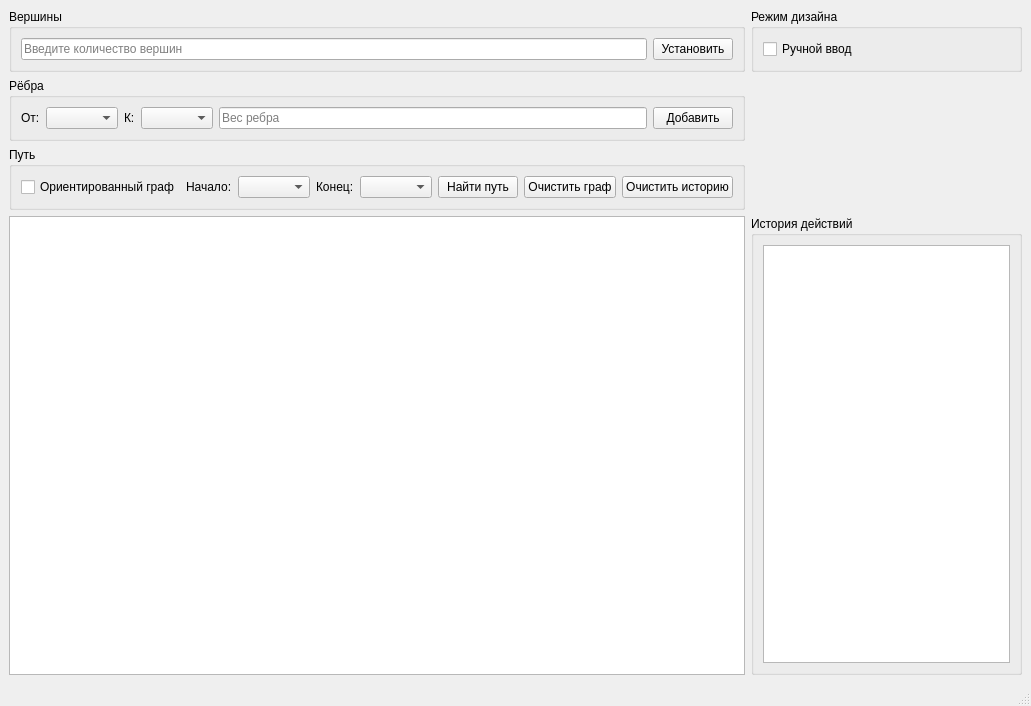
Before: the Qt Designer form mainwindow.ui in NotFuzy/qt-shortest-path, drawn with Qt 5.
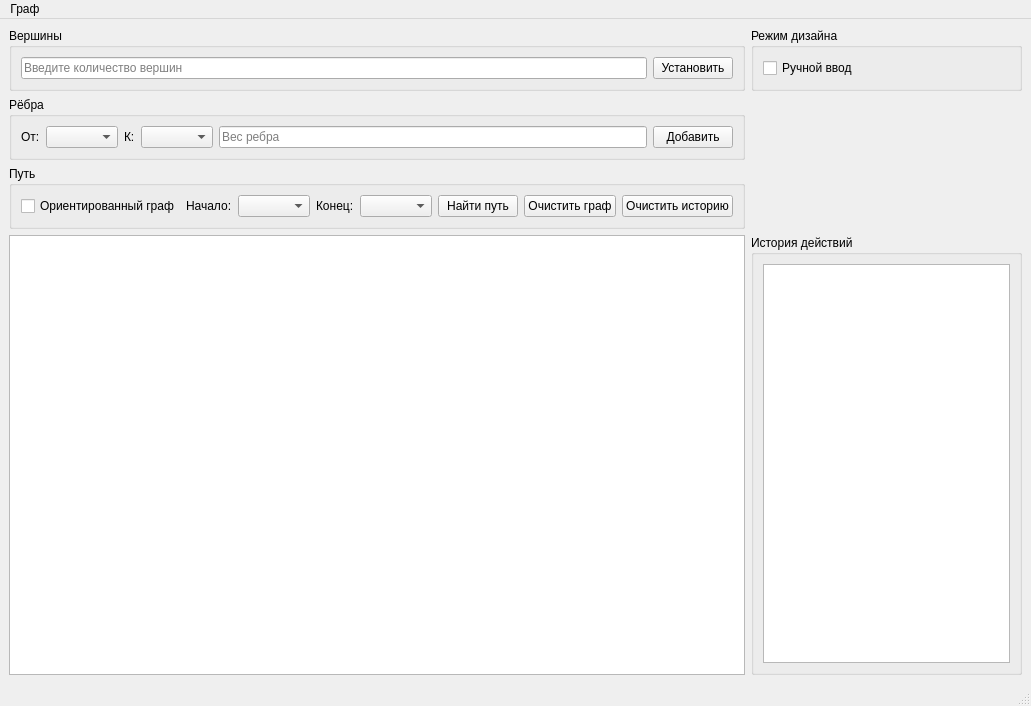
After: the same form once the commit is applied.

Commit message: Добавлено: сохранение и загрузка графа

Diff of the .ui file:
```diff
--- a/mainwindow.ui
+++ b/mainwindow.ui
@@ -225,7 +225,8 @@
     </item>
    </layout>
   </widget>
-  <widget class="QMenuBar" name="menubar">
+  <widget class="QStatusBar" name="statusbar"/>
+  <widget class="QMenuBar" name="menuBar">
    <property name="geometry">
     <rect>
      <x>0</x>
@@ -234,6 +235,17 @@
      <height>22</height>
     </rect>
    </property>
+   <widget class="QMenu" name="menu">
+    <property name="title">
+     <string>Граф</string>
+    </property>
+    <addaction name="separator"/>
+    <addaction name="action_1"/>
+    <addaction name="action_2"/>
+    <addaction name="action_3"/>
+    <addaction name="separator"/>
+   </widget>
+   <addaction name="menu"/>
   </widget>
   <widget class="QStatusBar" name="statusbar"/>
  </widget>
```
Left out of the diff: 16 changed lines with no effect on the pictures. The commit also changes 2 other files.
